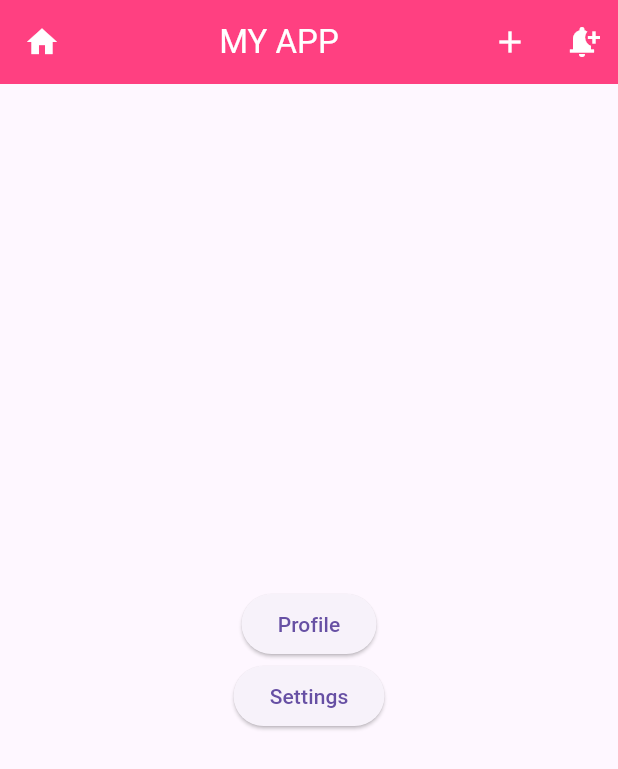
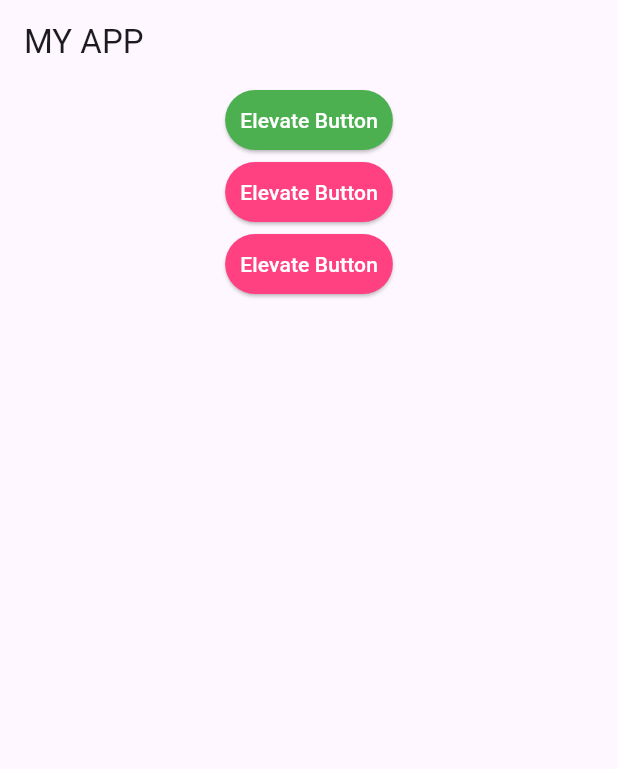
Before and after one commit to BappyGuria/myapps, a Flutter app: the screen it shows after launch, on a phone screen of 412 x 824 dp. Shown: the top 769 px of the screen. Run offline on Flutter 3.47's test engine with Material 3 defaults, Android fonts, the phone set to English and light mode, and no system bars.

Commit message:
ThameData

```diff
--- a/lib/main.dart
+++ b/lib/main.dart
@@ -1,3 +1,5 @@
+import 'dart:math';
+
 import 'package:flutter/material.dart';
 
 void main() {
@@ -9,43 +11,43 @@ class MyApp extends StatelessWidget {
 
   @override
   Widget build(BuildContext context) {
-    return const MaterialApp(
+    return MaterialApp(
       title: 'Image App',
-      home: HomePaje(),
+      home:HomeScreen(),
+      theme: ThemeData(
+        elevatedButtonTheme: ElevatedButtonThemeData(
+          style: ElevatedButton.styleFrom(
+            backgroundColor: Colors.pinkAccent,
+            foregroundColor: Colors.white,
+            padding: EdgeInsets.all(10)
+          )
+        )
+      ),
+      darkTheme: ThemeData(
+        brightness: Brightness.dark
+      ),
+      themeMode: ThemeMode.light,
     );
   }
 }
 
-class HomePaje extends StatelessWidget {
-  const HomePaje({super.key});
+class HomeScreen extends StatelessWidget {
+  const HomeScreen({super.key});
 
   @override
   Widget build(BuildContext context) {
     return Scaffold(
       appBar: AppBar(
-        title: const Center(child: Text('MY APP')),
-        backgroundColor: Colors.pinkAccent,
-        foregroundColor: Colors.white,
-        leading: IconButton(
-          onPressed: () {},
-          icon: const Icon(Icons.home),
-        ),
-        actions: [
-          IconButton(onPressed: () {}, icon: const Icon(Icons.add)),
-          IconButton(onPressed: () {}, icon: const Icon(Icons.notification_add))
-        ],
+        title: Text('MY APP'),
       ),
       body: Center(
         child: Column(
-          mainAxisAlignment: MainAxisAlignment.center,
           children: [
-            ElevatedButton(
-                onPressed: () {
-                  Navigator.push(context,
-                      MaterialPageRoute(builder: (context) => const Profile()));
-                },
-                child: Text('Profile')),
-            ElevatedButton(onPressed: () {}, child: const Text('Settings'))
+            ElevatedButton(onPressed: (){}, child: Text('Elevate Button'),style: ElevatedButton.styleFrom(
+              backgroundColor: Colors.green,foregroundColor: Colors.white
+            ),),
+            ElevatedButton(onPressed: (){}, child: Text('Elevate Button')),
+            ElevatedButton(onPressed: (){}, child: Text('Elevate Button')),
           ],
         ),
       ),
@@ -53,23 +55,12 @@ class HomePaje extends StatelessWidget {
   }
 }
 
-class Profile extends StatelessWidget {
-  const Profile({super.key});
 
-  @override
-  Widget build(BuildContext context) {
-    return Scaffold(
-      appBar: AppBar(
-        title: Center(child: Text('Profile')),
-      ),
-      body: Center(
-        child: Column(
-          mainAxisAlignment: MainAxisAlignment.center,
-          children: [
-            ElevatedButton(onPressed: (){}, child: Text('Pvris Paje'))
-          ],
-        ),
-      ),
-    );
-  }
-}
+
+// /// All Style Apply
+// class ButtonStyles{
+//   static ButtonStyle elevatStyle = ElevatedButton.styleFrom(
+// backgroundColor:  Colors.blue,
+//     foregroundColor: Colors.white
+//   );
+// }
```
